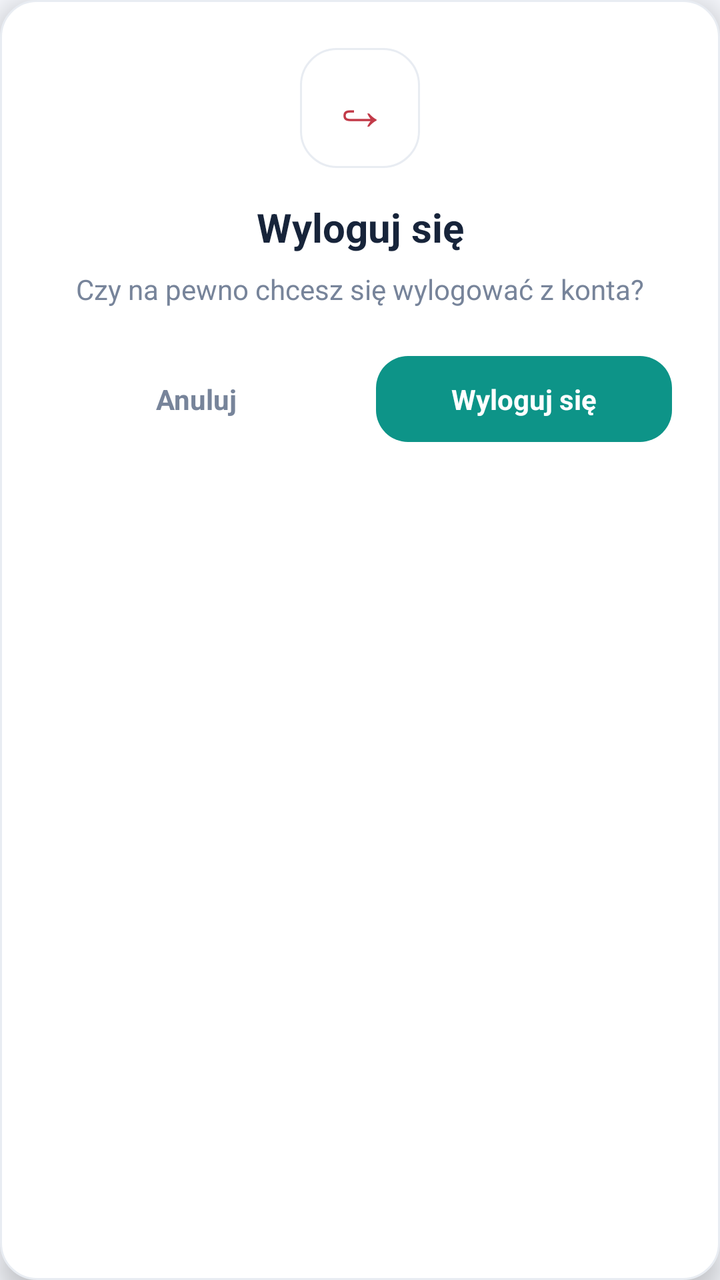
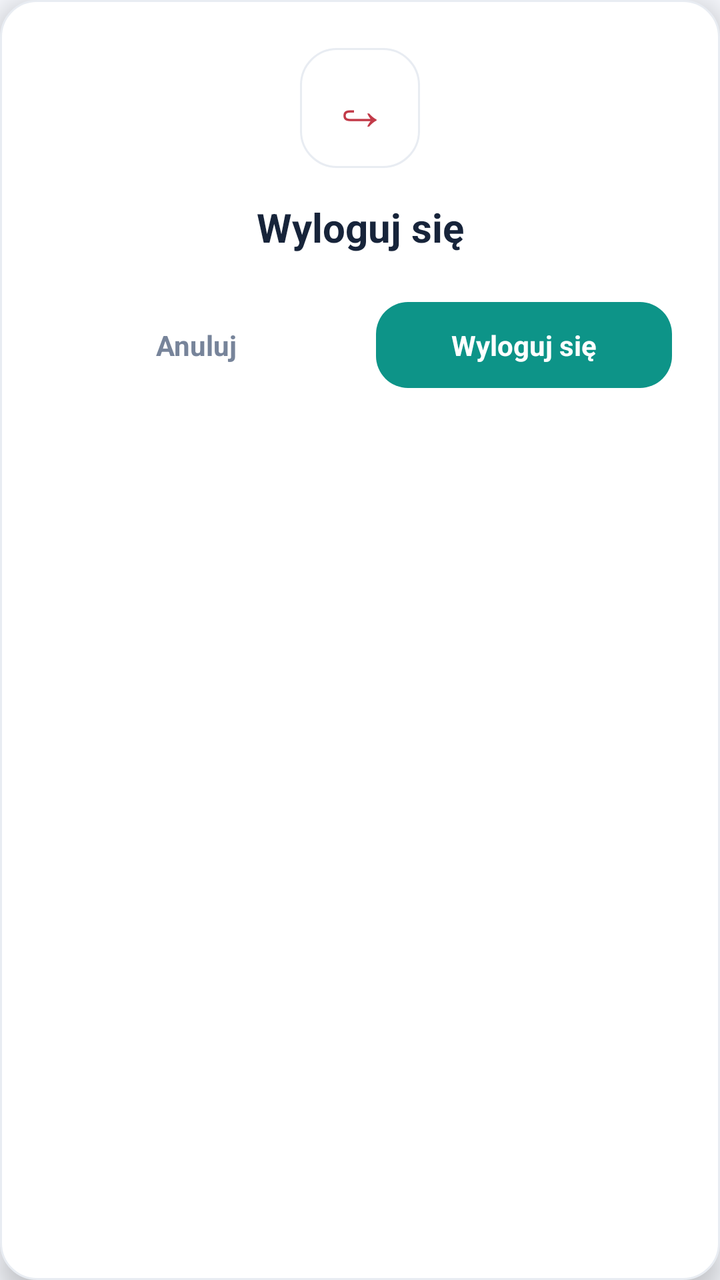

Before-and-after screenshots of an Android layout around one commit, followed by the original layout XML and the change that was made.
<!-- AndroidManifest.xml: application theme Theme.Bank3 -->
<!-- res/layout/dialog_logout.xml -->
<?xml version="1.0" encoding="utf-8"?>
<LinearLayout xmlns:android="http://schemas.android.com/apk/res/android"
    android:id="@+id/dialogLogoutRoot"
    android:layout_width="match_parent"
    android:layout_height="wrap_content"
    android:background="@drawable/bg_quick_action"
    android:elevation="8dp"
    android:gravity="center_horizontal"
    android:orientation="vertical"
    android:padding="24dp">

    
    <TextView
        android:id="@+id/dialogLogoutIcon"
        android:layout_width="60dp"
        android:layout_height="60dp"
        android:layout_gravity="center_horizontal"
        android:background="@drawable/bg_quick_action"
        android:gravity="center"
        android:text="↪"
        android:textColor="@color/theme_transaction_negative"
        android:textSize="28sp" />

    
    <TextView
        android:id="@+id/dialogLogoutTitle"
        android:layout_width="match_parent"
        android:layout_height="wrap_content"
        android:layout_marginTop="16dp"
        android:gravity="center"
        android:text="Wyloguj się"
        android:textColor="@color/theme_text"
        android:textSize="20sp"
        android:textStyle="bold" />

    
    <TextView
        android:id="@+id/dialogLogoutMessage"
        android:layout_width="match_parent"
        android:layout_height="wrap_content"
        android:layout_marginTop="8dp"
        android:gravity="center"
        android:lineSpacingExtra="3dp"
        android:text="Czy na pewno chcesz się wylogować z konta?"
        android:textColor="@color/theme_text_secondary"
        android:textSize="14sp" />

    
    <LinearLayout
        android:layout_width="match_parent"
        android:layout_height="wrap_content"
        android:layout_marginTop="24dp"
        android:gravity="center"
        android:orientation="horizontal">

        <TextView
            android:id="@+id/btnDialogLogoutCancel"
            android:layout_width="0dp"
            android:layout_height="wrap_content"
            android:layout_marginEnd="8dp"
            android:layout_weight="1"
            android:background="@drawable/bg_nav_inactive"
            android:clickable="true"
            android:focusable="true"
            android:gravity="center"
            android:paddingVertical="12dp"
            android:text="Anuluj"
            android:textColor="@color/theme_text_secondary"
            android:textSize="14sp"
            android:textStyle="bold" />

        <TextView
            android:id="@+id/btnDialogLogoutConfirm"
            android:layout_width="0dp"
            android:layout_height="wrap_content"
            android:layout_marginStart="8dp"
            android:layout_weight="1"
            android:background="@drawable/bg_register_button"
            android:clickable="true"
            android:focusable="true"
            android:gravity="center"
            android:paddingVertical="12dp"
            android:text="Wyloguj się"
            android:textColor="#FFFFFF"
            android:textSize="14sp"
            android:textStyle="bold" />

    </LinearLayout>

</LinearLayout>
<!-- resources referenced by this layout -->
<resources>
  <color name="theme_text">#17243A</color>
  <color name="theme_text_secondary">#77849A</color>
  <color name="theme_transaction_negative">#C23A48</color>
  <!-- drawable bg_nav_inactive (drawable) -->
  <?xml version="1.0" encoding="utf-8"?>
  <shape xmlns:android="http://schemas.android.com/apk/res/android">
  
      <corners android:radius="18dp" />
  
      <solid android:color="@color/theme_surface" />
  
  </shape>
  <!-- drawable bg_quick_action (drawable) -->
  <?xml version="1.0" encoding="utf-8"?>
  <shape xmlns:android="http://schemas.android.com/apk/res/android">
  
      <corners android:radius="18dp" />
  
      <solid android:color="@color/theme_surface" />
  
      <stroke
          android:width="1dp"
          android:color="@color/theme_divider" />
  
  </shape>
  <!-- drawable bg_register_button (drawable) -->
  <?xml version="1.0" encoding="utf-8"?>
  <shape xmlns:android="http://schemas.android.com/apk/res/android"
      android:shape="rectangle">
  
      <corners android:radius="16dp" />
  
      <solid android:color="#0D9488" />
  
      <padding
          android:left="8dp"
          android:top="4dp"
          android:right="8dp"
          android:bottom="4dp" />
  
  </shape>
  <style name="Theme.Bank3" parent="Base.Theme.Bank3" />
  <color name="theme_surface">#FFFFFF</color>
  <color name="theme_divider">#E8ECF2</color>
  <style name="Base.Theme.Bank3" parent="Theme.Material3.Light.NoActionBar">
  
          <item name="colorPrimary">@color/theme_primary</item>
          <item name="colorOnPrimary">@color/theme_on_primary</item>
  
          <item name="colorSecondary">@color/theme_accent</item>
          <item name="colorOnSecondary">@color/theme_on_primary</item>
  
          <item name="android:colorBackground">@color/theme_background</item>
          <item name="colorSurface">@color/theme_surface</item>
          <item name="colorOnSurface">@color/theme_text</item>
  
          <item name="android:statusBarColor">@color/theme_background</item>
          <item name="android:navigationBarColor">@color/theme_background</item>
  
          <item name="android:windowLightStatusBar">true</item>
          <item name="android:windowLightNavigationBar">true</item>
      </style>
  <color name="theme_primary">#2457C5</color>
  <color name="theme_on_primary">#FFFFFF</color>
  <color name="theme_accent">#527DE8</color>
  <color name="theme_background">#F5F7FC</color>
</resources>

<!-- the commit's change to res/layout/dialog_logout.xml (unified diff, before → after) -->
@@ -32,18 +32,6 @@
         android:textColor="@color/theme_text"
         android:textSize="20sp"
         android:textStyle="bold" />
-
-    
-    <TextView
-        android:id="@+id/dialogLogoutMessage"
-        android:layout_width="match_parent"
-        android:layout_height="wrap_content"
-        android:layout_marginTop="8dp"
-        android:gravity="center"
-        android:lineSpacingExtra="3dp"
-        android:text="Czy na pewno chcesz się wylogować z konta?"
-        android:textColor="@color/theme_text_secondary"
-        android:textSize="14sp" />
 
     
     <LinearLayout
